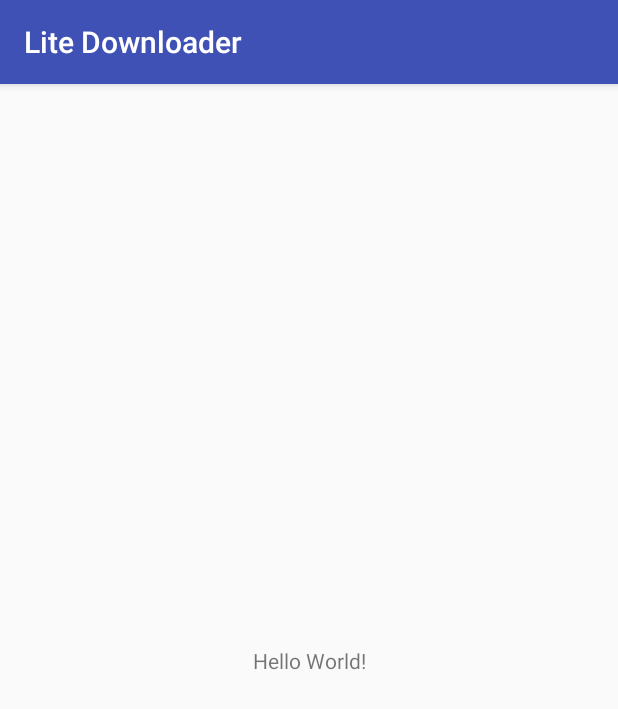
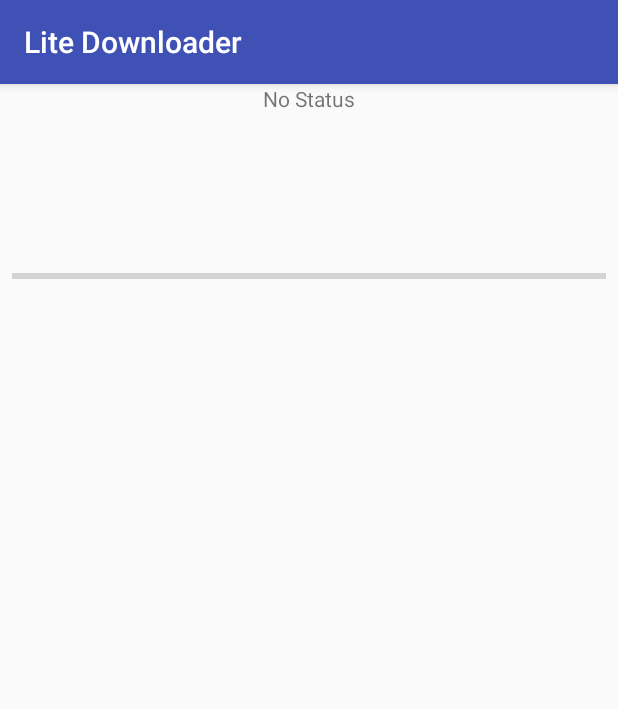
Before and after one commit to rdas6313/LiteDownloader, an Android app: the screen it shows after launch (MainActivity), on a phone screen of 412 x 824 dp. Shown: the top 709 px of the screen. Run offline under Robolectric (Android 15) with nearby library versions, the phone set to English and light mode, and no system bars.

Commit message:
Fixed bug

```diff
--- a/app/src/main/AndroidManifest.xml
+++ b/app/src/main/AndroidManifest.xml
@@ -1,6 +1,9 @@
 <?xml version="1.0" encoding="utf-8"?>
 <manifest xmlns:android="http://schemas.android.com/apk/res/android"
     package="com.example.rdas6313.litedownloader">
+    <uses-permission android:name="android.permission.INTERNET"/>
+    <uses-permission android:name="android.permission.WRITE_EXTERNAL_STORAGE"/>
+    <uses-permission android:name="android.permission.READ_EXTERNAL_STORAGE"/>
 
     <application
         android:allowBackup="true"
--- a/app/src/main/java/com/example/rdas6313/litedownloader/MainActivity.java
+++ b/app/src/main/java/com/example/rdas6313/litedownloader/MainActivity.java
@@ -1,14 +1,70 @@
 package com.example.rdas6313.litedownloader;
 
+import android.net.Uri;
+import android.os.Environment;
 import android.support.v7.app.AppCompatActivity;
 import android.os.Bundle;
+import android.util.Log;
+import android.widget.ProgressBar;
+import android.widget.TextView;
 
-public class MainActivity extends AppCompatActivity {
+import com.example.litedownloaderapi.DownloadRequest;
+import com.example.litedownloaderapi.Interface.LiteDownloadListener;
+import com.example.litedownloaderapi.Interface.LiteDownloader;
+import com.example.litedownloaderapi.Interface.Request;
+import com.example.litedownloaderapi.TaskManager;
 
+import java.io.File;
+
+public class MainActivity extends AppCompatActivity implements LiteDownloadListener {
+
+    private TextView fnameView,statusView;
+    private ProgressBar progressBarView;
+    private LiteDownloader liteDownloader;
     @Override
     protected void onCreate(Bundle savedInstanceState) {
         super.onCreate(savedInstanceState);
         setContentView(R.layout.activity_main);
+        statusView = (TextView)findViewById(R.id.status);
+        fnameView = (TextView)findViewById(R.id.filename);
+        progressBarView = (ProgressBar)findViewById(R.id.progressBar);
+        String path = Environment.getExternalStoragePublicDirectory(Environment.DIRECTORY_DOWNLOADS).getAbsolutePath();
+        String url = "http://media.djmazadownload.xyz/music/Singles/Ghar%20Se%20Nikalte%20Hi%20-%20DJMaza.Fun%20-190Kbps.mp3";
+        String name = "abc";
+        statusView.setText("No Status");
+        Request request = DownloadRequest.getRequest();
+        request.setDownloadUrl(url).setDir(path).setFileName(name);
+        liteDownloader = TaskManager.getManager();
+        liteDownloader.add(request);
+        liteDownloader.setCallbackListener(this);
+    }
 
+    @Override
+    protected void onDestroy() {
+        super.onDestroy();
+        liteDownloader.clear();
+    }
+
+    @Override
+    public void onStart(int id) {
+        statusView.setText("Download Started");
+    }
+
+    @Override
+    public void onError(int id, String errorMsg, int errorCode) {
+        statusView.setText("Downlaod Error");
+        Log.e("MainActivity",errorCode+" "+errorMsg);
+    }
+
+    @Override
+    public void onProgress(int id, long fileSize, long downloadedSize, int progress) {
+        progressBarView.setProgress(progress);
+        statusView.setText("Download Progressing");
+    }
+
+    @Override
+    public void onSuccess(int id) {
+        progressBarView.setProgress(100);
+        statusView.setText("Download Success");
     }
 }
--- a/app/src/main/res/layout/activity_main.xml
+++ b/app/src/main/res/layout/activity_main.xml
@@ -9,10 +9,35 @@
     <TextView
         android:layout_width="wrap_content"
         android:layout_height="wrap_content"
-        android:text="Hello World!"
+        android:id="@+id/filename"
+        tools:text="Tere mera.mp3"
+        tools:layout_editor_absoluteY="65dp"
+        app:layout_constraintLeft_toLeftOf="parent"
+        app:layout_constraintRight_toRightOf="parent" />
+    <TextView
+        android:layout_width="wrap_content"
+        android:layout_height="wrap_content"
+        android:id="@+id/status"
+        tools:text="Status"
+        tools:layout_editor_absoluteY="30dp"
+        app:layout_constraintLeft_toLeftOf="@+id/filename"
+        app:layout_constraintRight_toRightOf="@+id/filename"
+        android:layout_marginLeft="8dp"
+        android:layout_marginRight="0dp" />
+    <ProgressBar
+        android:id="@+id/progressBar"
+        android:layout_width="0dp"
+        android:layout_height="13dp"
+        style="@style/Base.Widget.AppCompat.ProgressBar.Horizontal"
+        android:layout_marginLeft="8dp"
+        app:layout_constraintLeft_toLeftOf="parent"
+        android:layout_marginRight="8dp"
+        app:layout_constraintRight_toRightOf="parent"
+        android:layout_marginTop="0dp"
+        app:layout_constraintTop_toBottomOf="@+id/filename"
+        app:layout_constraintHorizontal_bias="0.0"
         app:layout_constraintBottom_toBottomOf="parent"
-        app:layout_constraintLeft_toLeftOf="parent"
-        app:layout_constraintRight_toRightOf="parent"
-        app:layout_constraintTop_toTopOf="parent" />
+        android:layout_marginBottom="8dp"
+        app:layout_constraintVertical_bias="0.13999999" />
 
 </android.support.constraint.ConstraintLayout>
--- a/litedownloaderapi/src/main/java/com/example/litedownloaderapi/CallBack.java
+++ b/litedownloaderapi/src/main/java/com/example/litedownloaderapi/CallBack.java
@@ -73,4 +73,9 @@ public class CallBack {
             }
         });
     }
+
+    public void clearCallBack(){
+        executor = null;
+        listener = null;
+    }
 }
--- a/litedownloaderapi/src/main/java/com/example/litedownloaderapi/Interface/LiteDownloader.java
+++ b/litedownloaderapi/src/main/java/com/example/litedownloaderapi/Interface/LiteDownloader.java
@@ -12,14 +12,15 @@ public interface LiteDownloader {
     int RESPONSE_ERROR = 1114;
     int PAUSED_ERROR = 1115;
     int FILE_NOT_FOUND_ERROR = 1116;
+    int ALREADY_DOWNLOADED_ERROR = 1117;
 
     /*
      * Necessary features for LiteDownloaderApi
      */
-    public void add(Request request);
-    public void pause(int id);
-    public void resume(int id);
-    public void cancel(int id);
+    public int add(Request request);
+    public boolean pause(int id);
+    public boolean resume(int id);
+    public boolean cancel(int id);
     public void cancelAll();
     public void setCallbackListener(LiteDownloadListener listener);
     public void clear();
--- a/litedownloaderapi/src/main/java/com/example/litedownloaderapi/TaskManager.java
+++ b/litedownloaderapi/src/main/java/com/example/litedownloaderapi/TaskManager.java
@@ -14,6 +14,7 @@ import java.util.concurrent.LinkedBlockingQueue;
 
 public final class TaskManager implements LiteDownloader {
 
+    private int Id;
     private static TaskManager taskManager;
     private BlockingQueue<DownloadRequest>taskList;
     private ArrayList<DownloadRequest>searchList;
@@ -27,6 +28,7 @@ public final class TaskManager implements LiteDownloader {
         tasks = new Task[thread_num];
         callBack = new CallBack();
         initTask(thread_num);
+        Id = 1;
     }
 
     public static TaskManager getManager(){
@@ -56,6 +58,7 @@ public final class TaskManager implements LiteDownloader {
         }
         if(callBack != null){
             callBack.setCallback(null);
+            callBack.clearCallBack();
             callBack = null;
         }
         taskManager = null;
@@ -72,23 +75,23 @@ public final class TaskManager implements LiteDownloader {
     }
 
     @Override
-    public void add(Request request) {
-
+    public int add(Request request) {
+        return -1;
     }
 
     @Override
-    public void pause(int id) {
-
+    public boolean pause(int id) {
+        return false;
     }
 
     @Override
-    public void resume(int id) {
-
+    public boolean resume(int id) {
+        return false;
     }
 
     @Override
-    public void cancel(int id) {
-
+    public boolean cancel(int id) {
+        return false;
     }
 
     @Override
```
Also changed, not shown: litedownloaderapi/src/main/java/com/example/litedownloaderapi/Task.java (+11 -4 lines).
